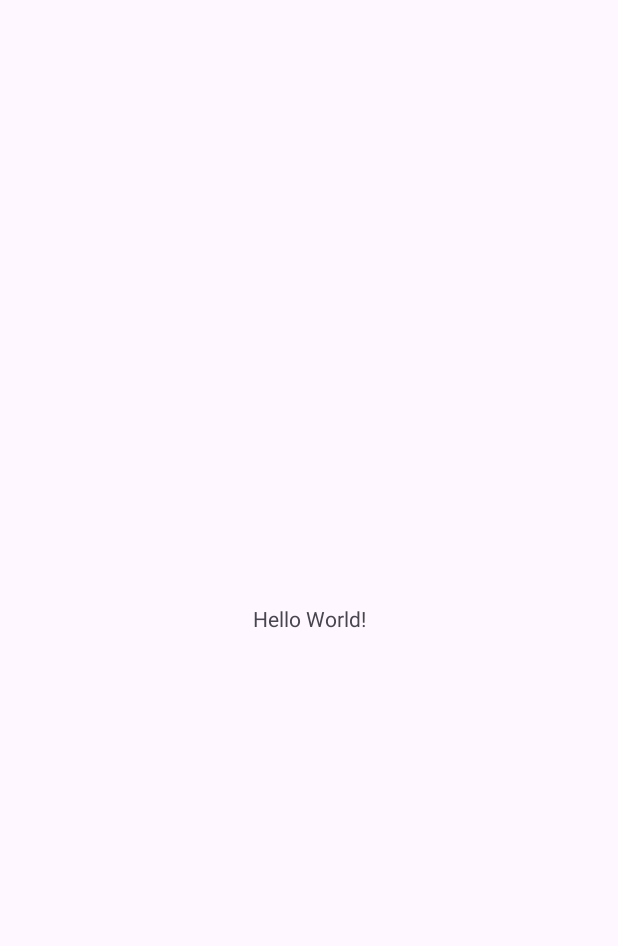
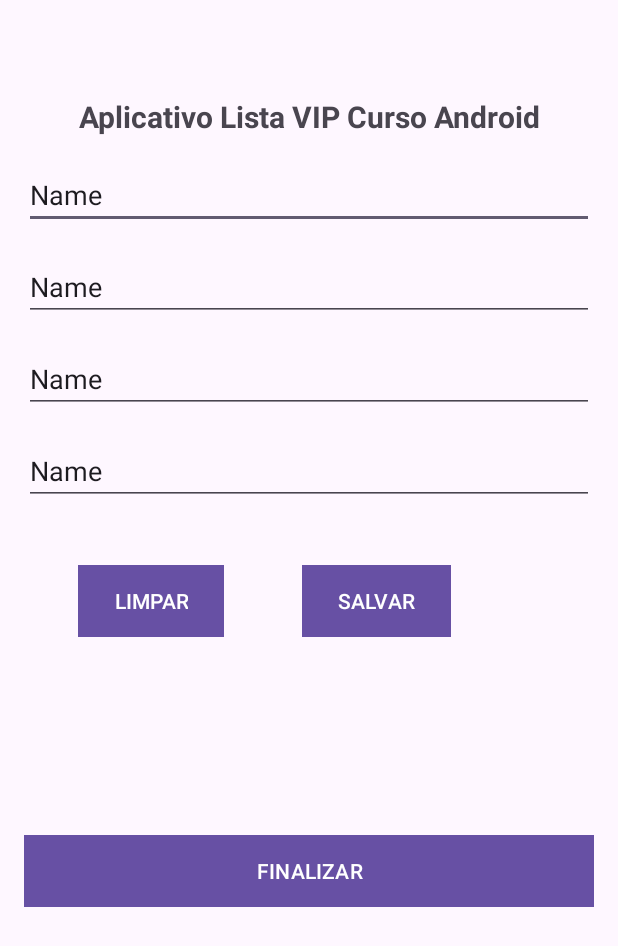
Before and after one commit to NicoVitoriano001/AppListaCurso2, an Android app: the screen it shows after launch (MainActivity), on a phone screen of 412 x 824 dp. Before the commit the part shown is almost empty. Shown: the top 946 px of the screen. Run offline under Robolectric (Android 15) with nearby library versions, the phone set to English and light mode, and no system bars.

Commit message:
Criado layout

```diff
--- a/app/src/main/res/layout/activity_main.xml
+++ b/app/src/main/res/layout/activity_main.xml
@@ -7,12 +7,108 @@
     tools:context=".MainActivity">
 
     <TextView
+        android:id="@+id/textView"
         android:layout_width="wrap_content"
         android:layout_height="wrap_content"
-        android:text="Hello World!"
+        android:text="Aplicativo Lista VIP Curso Android"
+        android:textSize="20sp"
+        android:textStyle="bold"
         app:layout_constraintBottom_toBottomOf="parent"
         app:layout_constraintEnd_toEndOf="parent"
+        app:layout_constraintHorizontal_bias="0.501"
         app:layout_constraintStart_toStartOf="parent"
-        app:layout_constraintTop_toTopOf="parent" />
+        app:layout_constraintTop_toTopOf="parent"
+        app:layout_constraintVertical_bias="0.08" />
+
+    <EditText
+        android:id="@+id/editTextText"
+        android:layout_width="match_parent"
+        android:layout_height="wrap_content"
+        android:layout_margin="16dp"
+        android:ems="10"
+        android:hint="Primeiro Nome"
+        android:inputType="text"
+        android:text="Name"
+        app:layout_constraintEnd_toEndOf="parent"
+        app:layout_constraintStart_toStartOf="parent"
+        app:layout_constraintTop_toBottomOf="@+id/textView" />
+
+    <EditText
+        android:id="@+id/editTextText4"
+        android:layout_width="match_parent"
+        android:layout_height="wrap_content"
+        android:layout_margin="16dp"
+        android:ems="10"
+        android:hint="Telefone de Contato"
+        android:inputType="text"
+        android:text="Name"
+        app:layout_constraintEnd_toEndOf="parent"
+        app:layout_constraintStart_toStartOf="parent"
+        app:layout_constraintTop_toBottomOf="@+id/editTextText3" />
+
+    <EditText
+        android:id="@+id/editTextText3"
+        android:layout_width="match_parent"
+        android:layout_height="wrap_content"
+        android:layout_margin="16dp"
+        android:ems="10"
+        android:hint="Nome do Curso Desejado"
+        android:inputType="text"
+        android:text="Name"
+        app:layout_constraintEnd_toEndOf="parent"
+        app:layout_constraintStart_toStartOf="parent"
+        app:layout_constraintTop_toBottomOf="@+id/editTextText2" />
+
+    <EditText
+        android:id="@+id/editTextText2"
+        android:layout_width="match_parent"
+        android:layout_height="wrap_content"
+        android:layout_margin="16dp"
+        android:ems="10"
+        android:hint="Sobrenome"
+        android:inputType="text"
+        android:text="Name"
+        app:layout_constraintEnd_toEndOf="parent"
+        app:layout_constraintStart_toStartOf="parent"
+        app:layout_constraintTop_toBottomOf="@+id/editTextText" />
+
+    <Button
+        android:id="@+id/button"
+        android:layout_width="wrap_content"
+        android:layout_height="wrap_content"
+        android:layout_marginStart="52dp"
+        android:layout_marginBottom="48dp"
+        android:background="@color/corBotoes"
+        android:text="LIMPAR"
+        app:layout_constraintBottom_toTopOf="@+id/button3"
+        app:layout_constraintStart_toStartOf="parent"
+        app:layout_constraintTop_toBottomOf="@+id/editTextText4"
+        app:layout_constraintVertical_bias="0.325" />
+
+    <Button
+        android:id="@+id/button2"
+        android:layout_width="wrap_content"
+        android:layout_height="wrap_content"
+        android:layout_marginStart="52dp"
+        android:layout_marginBottom="48dp"
+        android:background="@color/corBotoes"
+        android:text="SALVAR"
+        app:layout_constraintBottom_toTopOf="@+id/button3"
+        app:layout_constraintStart_toEndOf="@+id/button"
+        app:layout_constraintTop_toBottomOf="@+id/editTextText4"
+        app:layout_constraintVertical_bias="0.325" />
+
+    <Button
+        android:id="@+id/button3"
+        android:layout_width="match_parent"
+        android:layout_height="wrap_content"
+        android:layout_margin="16dp"
+        android:layout_marginStart="16dp"
+        android:layout_marginBottom="96dp"
+        android:background="@color/corBotoes"
+        android:text="FINALIZAR"
+        app:layout_constraintBottom_toBottomOf="parent"
+        app:layout_constraintStart_toStartOf="parent"
+        app:layout_constraintTop_toBottomOf="@+id/editTextText4" />
 
 </androidx.constraintlayout.widget.ConstraintLayout>
--- a/app/src/main/res/values/colors.xml
+++ b/app/src/main/res/values/colors.xml
@@ -2,4 +2,8 @@
 <resources>
     <color name="black">#FF000000</color>
     <color name="white">#FFFFFFFF</color>
+    <color name="amarelo">#FFC107</color>
+    <color name="corBotoes">#EF0253</color>
+
+
 </resources>
```
